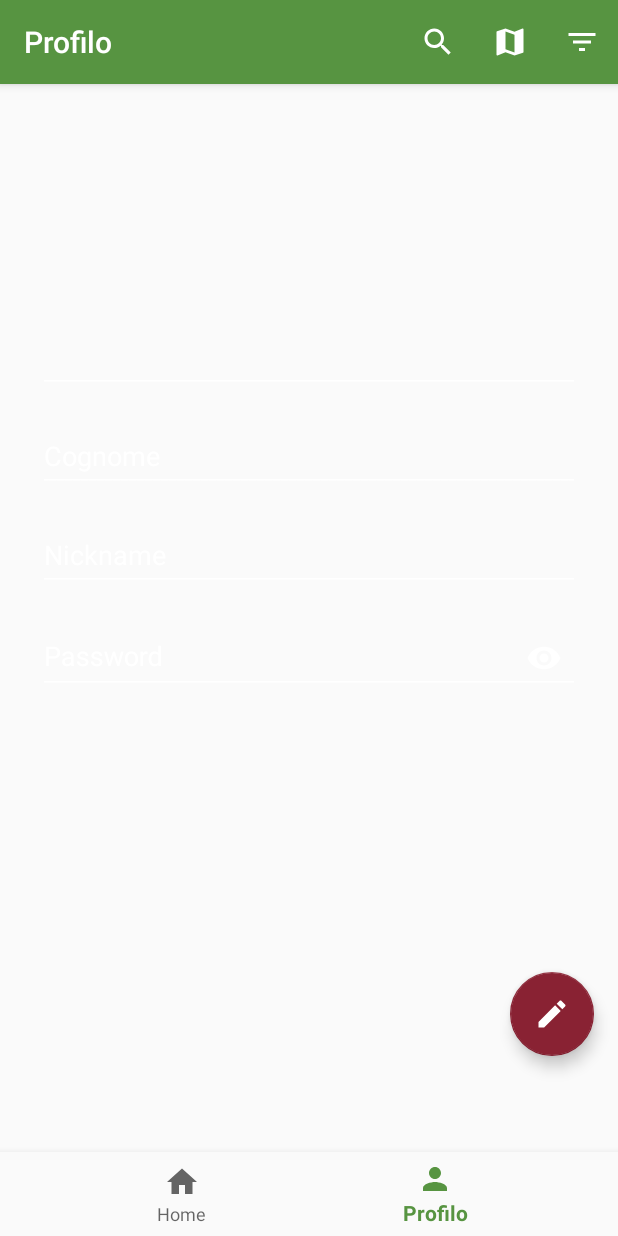
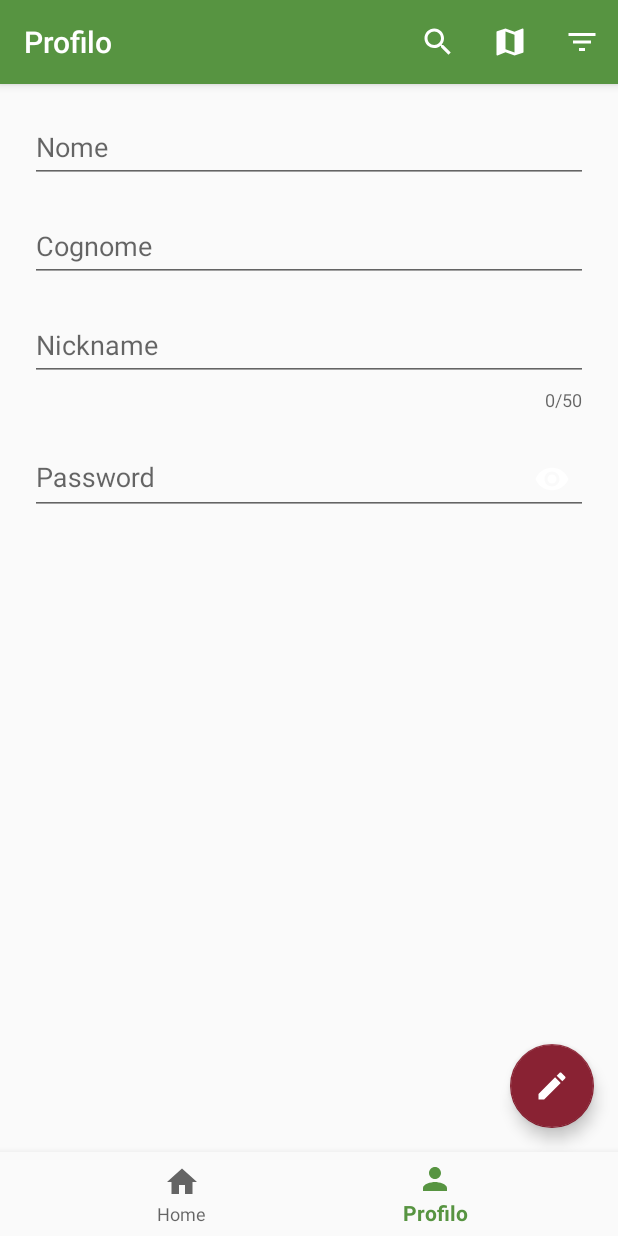
Before and after one commit to alessandroquirile/Vamos, an Android app: the ProfileFragment screen opened through its navigation route, on a phone screen of 412 x 824 dp. Run offline under Robolectric (Android 15) with nearby library versions, the phone set to English and light mode, and no system bars; our stand-ins replace navigation-ui.

Commit message:
Fix interfacce

```diff
--- a/app/build.gradle
+++ b/app/build.gradle
@@ -27,8 +27,8 @@ dependencies {
     implementation 'androidx.navigation:navigation-fragment:2.2.2'
     implementation 'androidx.navigation:navigation-ui:2.2.2'
     implementation 'androidx.lifecycle:lifecycle-extensions:2.2.0'
+    implementation 'androidx.legacy:legacy-support-v4:1.0.0'
     testImplementation 'junit:junit:4.12'
     androidTestImplementation 'androidx.test.ext:junit:1.1.1'
     androidTestImplementation 'androidx.test.espresso:espresso-core:3.2.0'
-    implementation 'androidx.legacy:legacy-support-v4:1.0.0'
 }
--- a/app/src/main/AndroidManifest.xml
+++ b/app/src/main/AndroidManifest.xml
@@ -17,6 +17,7 @@
             android:theme="@style/AppTheme.NoActionBar" />
         <activity
             android:name=".View.HomePageActivity"
+            android:windowSoftInputMode="adjustPan"
             android:label="@string/app_name">
             <intent-filter>
                 <action android:name="android.intent.action.MAIN" />
--- a/app/src/main/java/com/quiriletelese/troppadvisorproject/View/HomePageActivity.java
+++ b/app/src/main/java/com/quiriletelese/troppadvisorproject/View/HomePageActivity.java
@@ -17,7 +17,6 @@ import com.quiriletelese.troppadvisorproject.R;
 
 public class HomePageActivity extends AppCompatActivity {
 
-    @Override
     protected void onCreate(Bundle savedInstanceState) {
         super.onCreate(savedInstanceState);
         setContentView(R.layout.activity_home_page);
--- a/app/src/main/res/layout/activity_home_page.xml
+++ b/app/src/main/res/layout/activity_home_page.xml
@@ -1,21 +1,16 @@
 <?xml version="1.0" encoding="utf-8"?>
-<androidx.constraintlayout.widget.ConstraintLayout xmlns:android="http://schemas.android.com/apk/res/android"
+<RelativeLayout xmlns:android="http://schemas.android.com/apk/res/android"
     xmlns:app="http://schemas.android.com/apk/res-auto"
     android:id="@+id/container"
     android:layout_width="match_parent"
-    android:layout_height="match_parent"
-    android:paddingTop="?attr/actionBarSize">
+    android:layout_height="match_parent">
 
     <com.google.android.material.bottomnavigation.BottomNavigationView
         android:id="@+id/nav_view"
-        android:layout_width="0dp"
+        android:layout_width="match_parent"
         android:layout_height="wrap_content"
-        android:layout_marginStart="0dp"
-        android:layout_marginEnd="0dp"
         android:background="?android:attr/windowBackground"
-        app:layout_constraintBottom_toBottomOf="parent"
-        app:layout_constraintLeft_toLeftOf="parent"
-        app:layout_constraintRight_toRightOf="parent"
+        android:layout_alignParentBottom="true"
         app:menu="@menu/bottom_nav_menu" />
 
     <fragment
@@ -24,10 +19,7 @@
         android:layout_width="match_parent"
         android:layout_height="match_parent"
         app:defaultNavHost="true"
-        app:layout_constraintBottom_toTopOf="@id/nav_view"
-        app:layout_constraintLeft_toLeftOf="parent"
-        app:layout_constraintRight_toRightOf="parent"
-        app:layout_constraintTop_toTopOf="parent"
+        android:layout_above="@id/nav_view"
         app:navGraph="@navigation/mobile_navigation" />
 
-</androidx.constraintlayout.widget.ConstraintLayout>
+</RelativeLayout>
--- a/app/src/main/res/layout/activity_sign_up.xml
+++ b/app/src/main/res/layout/activity_sign_up.xml
@@ -31,7 +31,8 @@
         android:layout_below="@+id/floatingActionButtonGoBack"
         android:layout_centerHorizontal="true"
         android:layout_gravity="center"
-        android:src="@drawable/troppadvisor_logo" />
+        android:src="@drawable/troppadvisor_logo"
+        tools:ignore="ContentDescription" />
 
     <androidx.core.widget.NestedScrollView
         android:layout_width="match_parent"
--- a/app/src/main/res/layout/fragment_profile.xml
+++ b/app/src/main/res/layout/fragment_profile.xml
@@ -10,9 +10,8 @@
         android:layout_height="wrap_content"
         android:layout_alignParentEnd="true"
         android:layout_alignParentBottom="true"
-        android:layout_marginStart="16dp"
         android:layout_marginEnd="16dp"
-        android:layout_marginBottom="120dp"
+        android:layout_marginBottom="16dp"
         android:clickable="true"
         android:focusable="true"
         android:src="@drawable/icon_edit_white"
@@ -24,14 +23,13 @@
         android:layout_alignParentTop="true"
         android:layout_alignParentBottom="true"
         android:layout_marginLeft="10dp"
-        android:layout_marginTop="89dp"
         android:layout_marginRight="10dp"
         android:layout_marginBottom="309dp">
 
         <androidx.appcompat.widget.LinearLayoutCompat
             android:layout_width="match_parent"
             android:layout_height="wrap_content"
-            android:layout_margin="15dp"
+            android:layout_margin="10dp"
             android:orientation="vertical">
 
             <com.google.android.material.textfield.TextInputLayout
@@ -39,17 +37,15 @@
                 android:layout_width="match_parent"
                 android:layout_height="wrap_content"
                 android:layout_marginBottom="10dp"
-                android:background="@android:color/transparent"
                 android:hint="@string/name_profile_hint"
-                app:hintEnabled="false">
+                android:theme="@style/AppThemeProfile">
 
                 <com.google.android.material.textfield.TextInputEditText
                     android:layout_width="match_parent"
                     android:layout_height="wrap_content"
                     android:imeOptions="actionNext"
                     android:inputType="text"
-                    android:maxLines="1"
-                    android:textColor="@android:color/white" />
+                    android:maxLines="1" />
 
             </com.google.android.material.textfield.TextInputLayout>
 
@@ -58,16 +54,15 @@
                 android:layout_width="match_parent"
                 android:layout_height="wrap_content"
                 android:layout_marginBottom="10dp"
-                android:background="@android:color/transparent"
-                android:hint="@string/last_name_profile_hint">
+                android:hint="@string/last_name_profile_hint"
+                android:theme="@style/AppThemeProfile">
 
                 <com.google.android.material.textfield.TextInputEditText
                     android:layout_width="match_parent"
                     android:layout_height="wrap_content"
                     android:imeOptions="actionNext"
                     android:inputType="text"
-                    android:maxLines="1"
-                    android:textColor="@android:color/white" />
+                    android:maxLines="1" />
 
             </com.google.android.material.textfield.TextInputLayout>
 
@@ -76,17 +71,17 @@
                 android:layout_width="match_parent"
                 android:layout_height="wrap_content"
                 android:layout_marginBottom="10dp"
-                android:background="@android:color/transparent"
                 android:hint="@string/nickname_profile_hint"
-                app:counterMaxLength="50">
+                android:theme="@style/AppThemeProfile"
+                app:counterMaxLength="50"
+                app:counterEnabled="true">
 
                 <com.google.android.material.textfield.TextInputEditText
                     android:layout_width="match_parent"
                     android:layout_height="wrap_content"
                     android:imeOptions="actionNext"
                     android:inputType="text"
-                    android:maxLines="1"
-                    android:textColor="@android:color/white" />
+                    android:maxLines="1" />
 
             </com.google.android.material.textfield.TextInputLayout>
 
@@ -95,8 +90,8 @@
                 android:layout_width="match_parent"
                 android:layout_height="wrap_content"
                 android:layout_marginBottom="10dp"
-                android:background="@android:color/transparent"
                 android:hint="@string/password_profile_hint"
+                android:theme="@style/AppThemeProfile"
                 app:endIconMode="password_toggle"
                 app:endIconTint="@android:color/white">
 
@@ -105,8 +100,7 @@
                     android:layout_height="wrap_content"
                     android:imeOptions="actionDone"
                     android:inputType="textPassword"
-                    android:maxLines="1"
-                    android:textColor="@android:color/white" />
+                    android:maxLines="1" />
 
             </com.google.android.material.textfield.TextInputLayout>
 
--- a/app/src/main/res/values/strings.xml
+++ b/app/src/main/res/values/strings.xml
@@ -1,5 +1,5 @@
 <resources>
-    <string name="app_name">TroppAdvisorProject</string>
+    <string name="app_name">TroppAdvisor</string>
     <string name="title_home">Home</string>
     <string name="title_dashboard">Dashboard</string>
     <string name="title_notifications">Notifications</string>
@@ -19,7 +19,6 @@
     <string name="password_sign_up_hint">Password*</string>
     <string name="repeat_password_sign_up_hint">Ripeti password*</string>
     <string name="sign_up">Crea account</string>
-
     <string name="name_profile_hint">Nome</string>
     <string name="last_name_profile_hint">Cognome</string>
     <string name="nickname_profile_hint">Nickname</string>
--- a/app/src/main/res/values/styles.xml
+++ b/app/src/main/res/values/styles.xml
@@ -2,7 +2,6 @@
 
     <!-- Base application theme. -->
     <style name="AppTheme" parent="Theme.AppCompat.Light.DarkActionBar">
-        <!-- Customize your theme here. -->
         <item name="colorPrimary">@color/colorPrimary</item>
         <item name="colorPrimaryDark">@color/colorPrimaryDark</item>
         <item name="colorAccent">@color/colorAccent</item>
@@ -11,6 +10,13 @@
         <item name="android:textColorHint">@android:color/white</item>
     </style>
 
+    <!-- Profile application theme. -->
+    <style name="AppThemeProfile" parent="Theme.AppCompat.Light.DarkActionBar">
+        <item name="colorPrimary">@color/colorPrimary</item>
+        <item name="colorPrimaryDark">@color/colorPrimaryDark</item>
+        <item name="colorAccent">@color/colorAccent</item>
+    </style>
+
     <style name="AppTheme.NoActionBar">
         <item name="windowActionBar">false</item>
         <item name="windowNoTitle">true</item>
--- a/build.gradle
+++ b/build.gradle
@@ -7,7 +7,7 @@ buildscript {
 
     }
     dependencies {
-        classpath 'com.android.tools.build:gradle:3.6.3'
+        classpath 'com.android.tools.build:gradle:3.5.3'
 
         // NOTE: Do not place your application dependencies here; they belong
         // in the individual module build.gradle files
```
